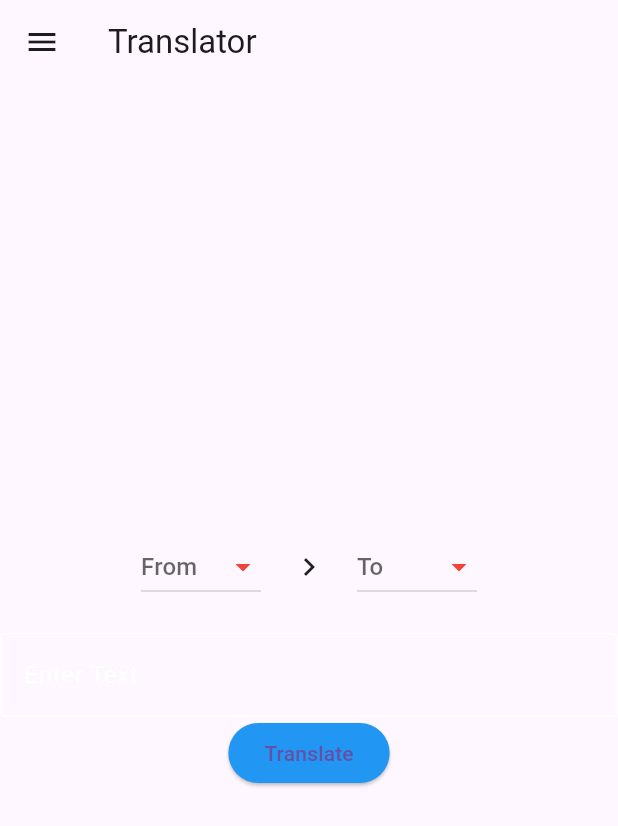
After one commit to Saumya-sura/3-in-1-, a Flutter app: the Translate screen opened by its route, on a phone screen of 412 x 824 dp. The commit adds this screen. Shown: the top 826 px of the screen. Run offline on Flutter 3.47's test engine with Material 3 defaults, Android fonts, the phone set to English and light mode, and no system bars; missing offline and left inert: encrypt, translator.

Commit message:
translate almost finish appdrawer done

```diff
--- a/lib/main.dart
+++ b/lib/main.dart
@@ -3,6 +3,8 @@ import 'package:manyinone/pages/checklist.dart';
 import 'package:manyinone/pages/encrypt.dart';
 import 'package:manyinone/pages/home.dart';
 import 'package:manyinone/pages/todo.dart';
+
+import 'pages/tanslator.dart';
 
 void main() {
   runApp(const MyApp());
@@ -22,6 +24,7 @@ class MyApp extends StatelessWidget {
         '/checklist': (context) => Checklist(),
         '/todo': (context) => TODO(),
         '/encrypt': (context) => Encryption(),
+        '/translator': (context) => Translate(),
       },
     );
   }
--- a/lib/pages/app_drawer.dart
+++ b/lib/pages/app_drawer.dart
@@ -48,6 +48,13 @@ class AppDrawer extends StatelessWidget {
               Navigator.pushNamed(context, '/encrypt');
             },
           ),
+          ListTile(
+            title: Text("Translator"),
+            leading: Icon(Icons.translate),
+            onTap: () {
+              Navigator.pushNamed(context, '/translator');
+            },
+          ),
         ],
       ),
     );
--- /dev/null
+++ b/lib/pages/tanslator.dart
@@ -0,0 +1,127 @@
+import'package:flutter/material.dart';
+import 'package:manyinone/pages/app_drawer.dart';
+import 'package:translator/translator.dart';
+
+class Translate extends StatefulWidget {
+  const Translate({super.key});
+
+  @override
+  State<Translate> createState() => _TranslateState();
+}
+
+class _TranslateState extends State<Translate> {
+  var language = ['hindi','English','Marathi'];
+  var destination = "To";
+  var origin = "From ";
+  var output= "";
+  TextEditingController lang = TextEditingController();
+  void translate(String src, String dest,String input )async{
+    GoogleTranslator translator = new GoogleTranslator();
+    var trans = await translator.translate(input,from: src,to: dest);
+    setState(() {
+      output = trans.text.toString();
+
+    });
+    if(src == '--'|| dest == '--'){
+        setState(() {
+          output = "Please select the language";
+        });
+    }
+  }
+  @override
+  Widget build(BuildContext context) {
+    return Scaffold(
+      appBar: AppBar(
+        title: Text("Translator"),
+        leading: Builder(builder: (context) {
+          return IconButton(
+            icon: Icon(Icons.menu),
+            onPressed: () {
+              Scaffold.of(context).openDrawer();
+            },
+          );
+        }),
+      ),
+      drawer: AppDrawer(),
+      body: Center(
+        child: SingleChildScrollView(
+          child: Column(
+            children: [
+              Row(
+                mainAxisAlignment: MainAxisAlignment.center,
+                children: [
+                  DropdownButton(
+                      focusColor: Colors.white,
+                      iconDisabledColor: Colors.yellow,
+                      iconEnabledColor: Colors.red,
+
+                      hint: Text(origin),
+                      icon: Icon(Icons.arrow_drop_down),
+                    items: language.map((dropDownStringItem){
+                    return DropdownMenuItem(child: Text(dropDownStringItem),value: dropDownStringItem,);
+
+                  }).toList(), onChanged: (String?value){
+                    setState(() {
+                      origin = value!;
+
+                    });
+                  }),
+
+                  SizedBox(width: 20),
+                    Icon(Icons.keyboard_arrow_right),
+                    SizedBox(width: 20),
+
+                      DropdownButton(
+                        focusColor: Colors.white,
+                        iconDisabledColor: Colors.yellow,
+                        iconEnabledColor: Colors.red,
+                        hint: Text(destination),
+                        icon: Icon(Icons.arrow_drop_down),
+                        items: language.map((dropDownStringItem){
+                          return DropdownMenuItem(child: Text(dropDownStringItem),value: dropDownStringItem,);
+
+                        }).toList(), onChanged: (String?value){
+                          setState(() {
+                            destination = value!;
+                          });
+                        }),
+
+
+                ],
+              ),
+              SizedBox(
+                height: 20,
+              ),
+              TextFormField(
+                cursorColor: Colors.white,
+                style: TextStyle(color: Colors.white ),
+                decoration: InputDecoration(
+                  labelText: "Enter Text",
+                  labelStyle: TextStyle(color: Colors.white),
+                  focusedBorder: OutlineInputBorder(
+                    borderSide: BorderSide(color: Colors.white),
+                  ),
+                  enabledBorder: OutlineInputBorder(
+                    borderSide: BorderSide(color: Colors.white),
+                  ),
+                ),
+                controller: lang,
+                validator: (value){
+                  if(value!.isEmpty){
+                    return "Please enter some text";
+                  }
+                },
+
+              ),
+              ElevatedButton(
+                style: ElevatedButton.styleFrom(backgroundColor: Colors.blue),
+                onPressed: (){
+                 // translate(src, dest, input)
+                }, child: Text("Translate")),
+            ],
+          ),
+        ),
+      ),
+    );
+  }
+}
--- a/pubspec.yaml
+++ b/pubspec.yaml
@@ -36,6 +36,8 @@ dependencies:
   # The following adds the Cupertino Icons font to your application.
   # Use with the CupertinoIcons class for iOS style icons.
   cupertino_icons: ^1.0.6
+  flutter_translate: ^4.1.0
+  translator: ^1.0.0
 
 dev_dependencies:
   flutter_test:
```
Also changed, not shown: lib/pages/checklist.dart (+52 -2 lines), pubspec.lock.
